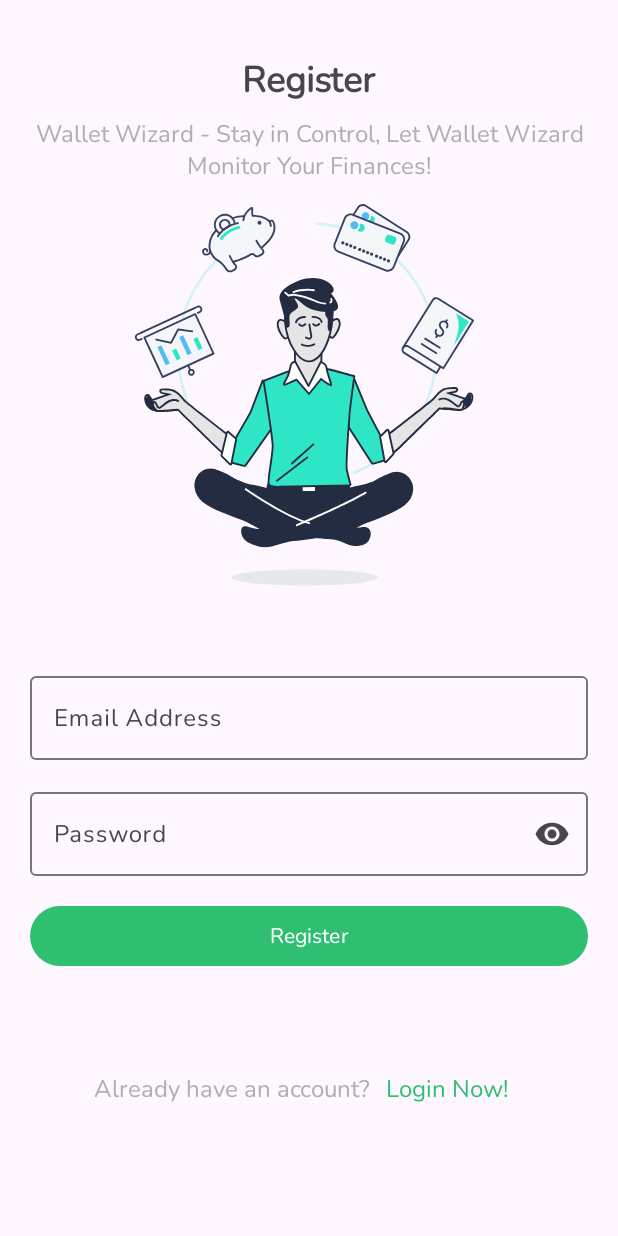
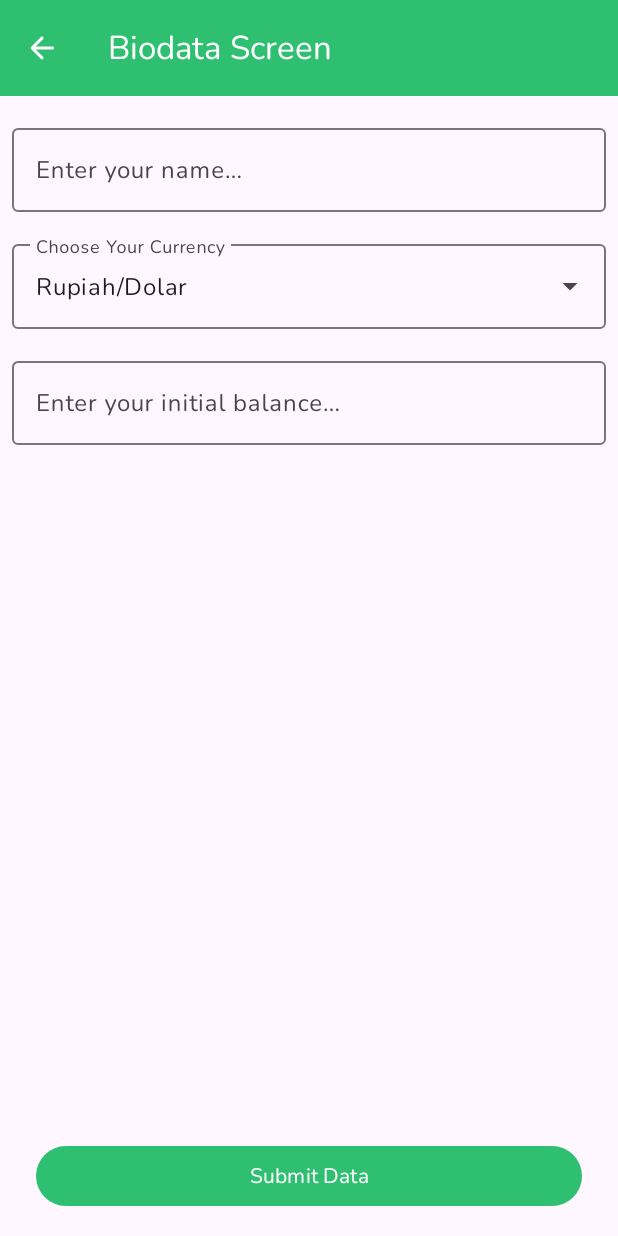
Before and after one commit to bagussubagja/wallet-wizard-app, an Android app: the RegisterFragment screen opened through its navigation route, after a tap on "Register", on a phone screen of 412 x 824 dp. Run offline under Robolectric (Android 15) with nearby library versions, the light colour scheme and no system bars; our stand-ins replace Dagger/Hilt's generated code; libraries missing offline, so code that uses them is left out: com.musfickjamil.snackify.

Commit message:
wip: register and biodata feat

```diff
--- /dev/null
+++ b/app/src/main/java/com/mantequilla/walletwizardapp/fragments/BiodataFragment.kt
@@ -0,0 +1,45 @@
+package com.mantequilla.walletwizardapp.fragments
+
+import android.os.Bundle
+import androidx.fragment.app.Fragment
+import android.view.LayoutInflater
+import android.view.View
+import android.view.ViewGroup
+import android.widget.ArrayAdapter
+import androidx.appcompat.app.AppCompatActivity
+import androidx.core.content.ContextCompat
+import com.mantequilla.walletwizardapp.R
+import com.mantequilla.walletwizardapp.databinding.FragmentBiodataBinding
+import com.mantequilla.walletwizardapp.databinding.FragmentHomeBinding
+
+class BiodataFragment : Fragment() {
+
+    private lateinit var binding: FragmentBiodataBinding
+
+    override fun onCreate(savedInstanceState: Bundle?) {
+        super.onCreate(savedInstanceState)
+    }
+
+    override fun onCreateView(
+        inflater: LayoutInflater, container: ViewGroup?,
+        savedInstanceState: Bundle?
+    ): View {
+        binding = FragmentBiodataBinding.inflate(inflater, container, false)
+        binding.materialToolbar.navigationIcon
+        return binding.root
+    }
+
+    override fun onViewCreated(view: View, savedInstanceState: Bundle?) {
+        super.onViewCreated(view, savedInstanceState)
+        (requireActivity() as AppCompatActivity).setSupportActionBar(binding.materialToolbar)
+        binding.materialToolbar.navigationIcon =
+            ContextCompat.getDrawable(requireContext(), R.drawable.round_arrow_back_24)
+        binding.materialToolbar.setNavigationOnClickListener {
+            requireActivity().onBackPressed()
+        }
+        val currencyType = resources.getStringArray(R.array.currencyType)
+        val arrayAdapter =
+            ArrayAdapter(requireContext(), R.layout.item_dropdown_text, currencyType)
+        binding.actvDropdownCurrency.setAdapter(arrayAdapter)
+    }
+}
--- a/app/src/main/java/com/mantequilla/walletwizardapp/fragments/RegisterFragment.kt
+++ b/app/src/main/java/com/mantequilla/walletwizardapp/fragments/RegisterFragment.kt
@@ -26,7 +26,7 @@ class RegisterFragment : Fragment() {
             findNavController().navigate(R.id.action_registerFragment_to_loginFragment)
         }
         binding.btnRegisterAction.setOnClickListener {
-            // TODO : Add Biodata Screen
+            findNavController().navigate(R.id.action_registerFragment_to_biodataFragment)
         }
         return binding.root
     }
--- a/app/src/main/java/com/mantequilla/walletwizardapp/models/UserModel.kt
+++ b/app/src/main/java/com/mantequilla/walletwizardapp/models/UserModel.kt
@@ -6,7 +6,6 @@ data class UserModel(
     val email : String?,
     val name : String?,
     val currency : String?,
-    val gender : String?,
     val balance : Long?,
     val money_spent : Long?,
     val income: Long?,
--- /dev/null
+++ b/app/src/main/res/layout/fragment_biodata.xml
@@ -0,0 +1,93 @@
+<?xml version="1.0" encoding="utf-8"?>
+<androidx.constraintlayout.widget.ConstraintLayout xmlns:android="http://schemas.android.com/apk/res/android"
+    xmlns:tools="http://schemas.android.com/tools"
+    android:layout_width="match_parent"
+    android:layout_height="match_parent"
+    xmlns:app="http://schemas.android.com/apk/res-auto"
+    tools:context=".fragments.BiodataFragment">
+
+    <com.google.android.material.appbar.MaterialToolbar
+        android:id="@+id/materialToolbar"
+        app:title="@string/biodata_screen_title"
+        app:navigationIconTint="@color/white"
+        app:titleTextColor="@color/white"
+        style="@style/Widget.Material3.ActionBar.Solid"
+        android:background="@color/greenPrimary"
+        android:layout_width="match_parent"
+        android:layout_height="wrap_content"
+        app:layout_constraintEnd_toEndOf="parent"
+        app:layout_constraintStart_toStartOf="parent"
+        app:layout_constraintTop_toTopOf="parent" />
+
+    <com.google.android.material.textfield.TextInputLayout
+        android:id="@+id/etNameLayout"
+        android:layout_width="match_parent"
+        android:layout_height="wrap_content"
+        android:layout_marginTop="@dimen/dimen16dp"
+        android:layout_marginHorizontal="@dimen/dimen8dp"
+        android:hint="@string/enter_your_name_biodata"
+        app:layout_constraintEnd_toEndOf="parent"
+        app:layout_constraintStart_toStartOf="parent"
+        app:layout_constraintTop_toBottomOf="@+id/materialToolbar">
+
+        <com.google.android.material.textfield.TextInputEditText
+            android:id="@+id/etName"
+            android:layout_width="match_parent"
+            android:layout_height="wrap_content" />
+
+    </com.google.android.material.textfield.TextInputLayout>
+
+    <com.google.android.material.textfield.TextInputLayout
+        android:id="@+id/actv_dropdownCurrencyLayout"
+        style="@style/Widget.Material3.TextInputLayout.OutlinedBox.ExposedDropdownMenu"
+        android:layout_width="match_parent"
+        android:layout_height="wrap_content"
+        android:layout_marginTop="@dimen/dimen16dp"
+        android:layout_marginHorizontal="@dimen/dimen8dp"
+        android:hint="@string/choose_your_currency_biodata"
+        app:layout_constraintEnd_toEndOf="parent"
+        app:layout_constraintStart_toStartOf="parent"
+        app:layout_constraintTop_toBottomOf="@+id/etNameLayout">
+
+        <AutoCompleteTextView
+            android:id="@+id/actv_dropdownCurrency"
+            android:layout_width="match_parent"
+            android:layout_height="wrap_content"
+            android:inputType="none"
+            android:text="@string/rupiah_dolar_biodata"
+            />
+
+
+    </com.google.android.material.textfield.TextInputLayout>
+
+    <com.google.android.material.textfield.TextInputLayout
+        android:id="@+id/textInputLayout"
+        android:layout_width="match_parent"
+        android:layout_height="wrap_content"
+        android:layout_marginTop="@dimen/dimen16dp"
+        android:layout_marginHorizontal="@dimen/dimen8dp"
+        android:hint="@string/enter_your_initial_balance"
+        app:layout_constraintEnd_toEndOf="parent"
+        app:layout_constraintStart_toStartOf="parent"
+        app:layout_constraintTop_toBottomOf="@+id/actv_dropdownCurrencyLayout">
+
+        <com.google.android.material.textfield.TextInputEditText
+            android:id="@+id/etNominal"
+            android:layout_width="match_parent"
+            android:layout_height="wrap_content"
+            android:inputType="number" />
+
+    </com.google.android.material.textfield.TextInputLayout>
+
+    <Button
+        android:id="@+id/btnSubmitAddTransaction"
+        android:layout_width="match_parent"
+        android:layout_height="wrap_content"
+        android:layout_marginHorizontal="@dimen/dimen24dp"
+        android:layout_marginVertical="@dimen/dimen16dp"
+        android:text="@string/submit_data"
+        app:layout_constraintBottom_toBottomOf="parent"
+        app:layout_constraintEnd_toEndOf="parent"
+        app:layout_constraintStart_toStartOf="parent" />
+
+</androidx.constraintlayout.widget.ConstraintLayout>
--- a/app/src/main/res/navigation/auth_nav.xml
+++ b/app/src/main/res/navigation/auth_nav.xml
@@ -37,6 +37,18 @@
             app:popUpTo="@id/auth_nav"
             app:popUpToInclusive="true"
             app:launchSingleTop="true" />
+        <action
+            android:id="@+id/action_registerFragment_to_biodataFragment"
+            app:destination="@id/biodataFragment" />
+    </fragment>
+    <fragment
+        android:id="@+id/biodataFragment"
+        android:name="com.mantequilla.walletwizardapp.fragments.BiodataFragment"
+        android:label="biodata_fragment"
+        tools:layout="@layout/fragment_biodata" >
+        <action
+            android:id="@+id/action_biodataFragment_to_registerFragment"
+            app:destination="@id/registerFragment" />
     </fragment>
     <include app:graph="@navigation/app_nav" />
 </navigation>
--- a/app/src/main/res/values-night/strings.xml
+++ b/app/src/main/res/values-night/strings.xml
@@ -14,4 +14,5 @@
     <string name="right_arrow_icon">Right Arrow Icon</string>
     <string name="top_up_balance">Top Up Balance</string>
     <string name="log_out">Log Out</string>
+    <string name="enter_your_initial_balance">Enter your initial balance...</string>
 </resources>
--- a/app/src/main/res/values/strings.xml
+++ b/app/src/main/res/values/strings.xml
@@ -35,8 +35,17 @@
     <string name="right_arrow_icon">Right Arrow Icon</string>
     <string name="top_up_balance">Top Up Balance</string>
     <string name="log_out">Log Out</string>
+    <string name="biodata_screen_title">Biodata Screen</string>
+    <string name="enter_your_name_biodata">Enter your name...</string>
+    <string name="choose_your_currency_biodata">Choose Your Currency</string>
+    <string name="rupiah_dolar_biodata">Rupiah/Dolar</string>
+    <string name="enter_your_initial_balance">Enter your initial balance...</string>
     <string-array name="transactionType">
         <item>Credit</item>
         <item>Debit</item>
     </string-array>
+    <string-array name="currencyType">
+        <item>Rupiah</item>
+        <item>Dolar</item>
+    </string-array>
 </resources>
```
